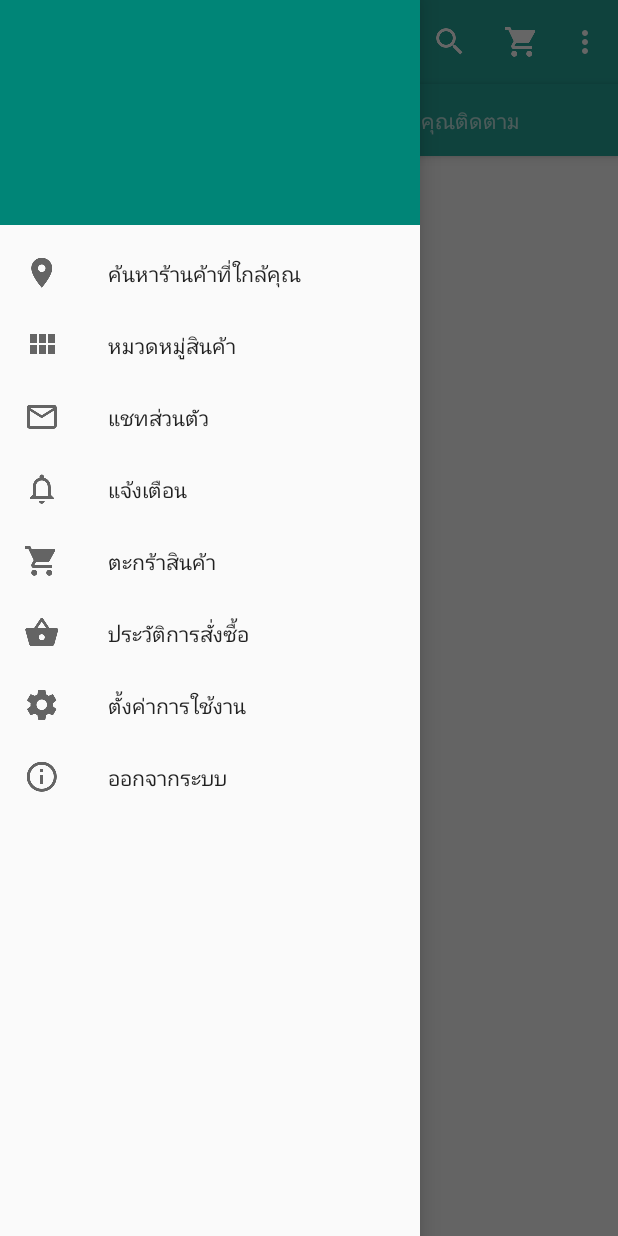
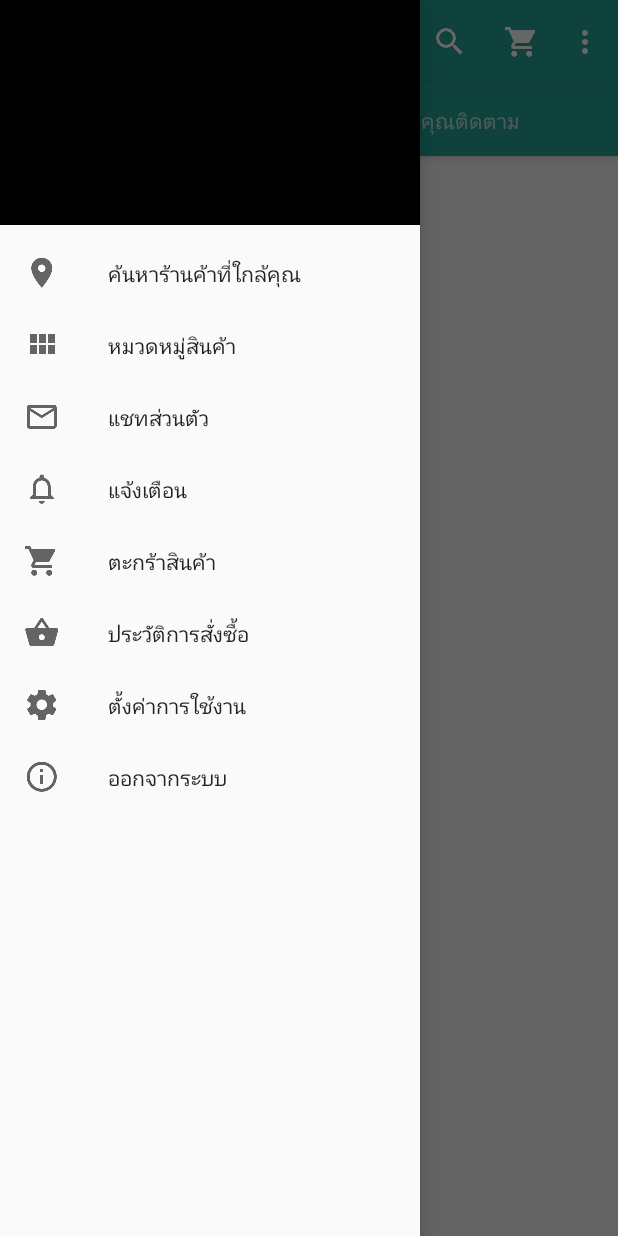
Before and after one commit to superae/a2s3, an Android app: the screen it shows after launch (MainActivity), with the side drawer open, on a phone screen of 412 x 824 dp. Run offline under Robolectric (Android 15) with nearby library versions, the phone set to English and light mode, and no system bars.

Commit message:
v.1.1
change bg

```diff
--- a/app/src/main/res/layout/nav_header_main.xml
+++ b/app/src/main/res/layout/nav_header_main.xml
@@ -2,7 +2,7 @@
 <LinearLayout xmlns:android="http://schemas.android.com/apk/res/android"
     android:layout_width="match_parent"
     android:layout_height="150dp"
-    android:background="@color/accent_material_light"
+    android:background="@color/abc_search_url_text_selected"
     android:orientation="vertical"
     android:theme="@style/ThemeOverlay.AppCompat.Dark"
     android:padding="10dp"
```
